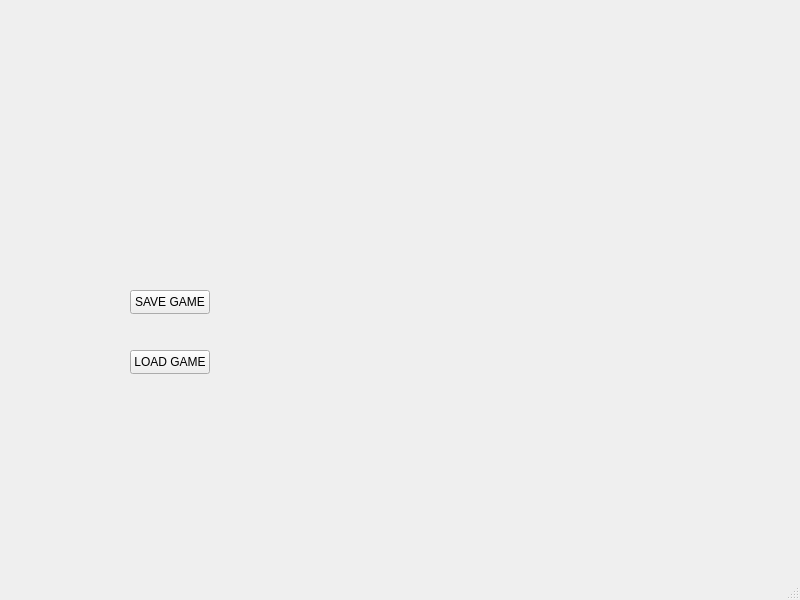
First picture: the form in mainwindow.ui, repository Matin0789/Condottiere-, before the edit.
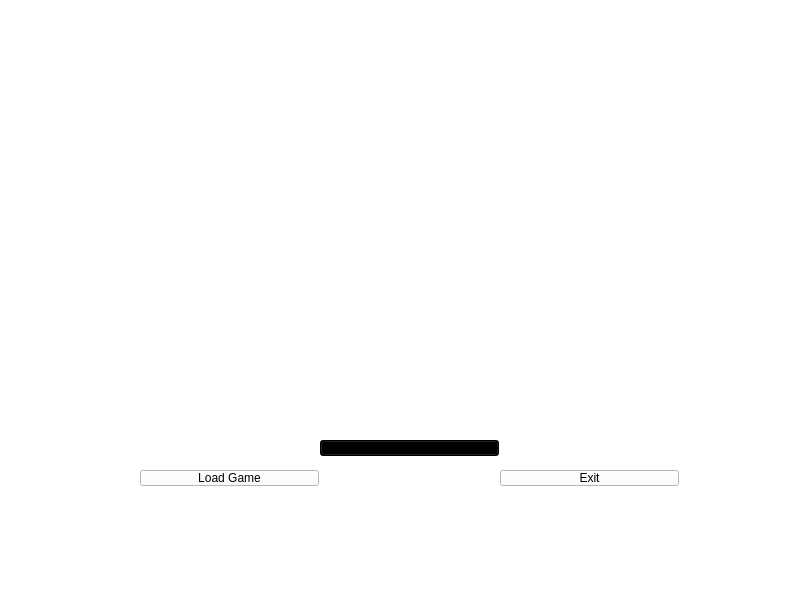
Second picture: the form after the edit. Icons and pictures are not drawn.

Diff of the .ui file:
```diff
--- a/mainwindow.ui
+++ b/mainwindow.ui
@@ -7,37 +7,77 @@
     <x>0</x>
     <y>0</y>
     <width>800</width>
-    <height>600</height>
+    <height>607</height>
    </rect>
   </property>
+  <property name="minimumSize">
+   <size>
+    <width>800</width>
+    <height>0</height>
+   </size>
+  </property>
+  <property name="maximumSize">
+   <size>
+    <width>800</width>
+    <height>607</height>
+   </size>
+  </property>
   <property name="windowTitle">
    <string>MainWindow</string>
   </property>
+  <property name="styleSheet">
+   <string notr="true">background-color: rgb(255, 255, 255);
+border-image: url(:/Description/Graphics/photos/condottiere.jpg);</string>
+  </property>
   <widget class="QWidget" name="centralwidget">
    <widget class="QPushButton" name="pushButton">
     <property name="geometry">
      <rect>
-      <x>130</x>
-      <y>290</y>
-      <width>80</width>
-      <height>24</height>
+      <x>140</x>
+      <y>470</y>
+      <width>179</width>
+      <height>16</height>
      </rect>
     </property>
+    <property name="styleSheet">
+     <string notr="true">border-image: url(:/Description/Graphics/photos/white (1).jpg);</string>
+    </property>
     <property name="text">
-     <string>SAVE GAME</string>
+     <string>Load Game</string>
     </property>
    </widget>
    <widget class="QPushButton" name="pushButton_2">
     <property name="geometry">
      <rect>
-      <x>130</x>
-      <y>350</y>
-      <width>80</width>
-      <height>24</height>
+      <x>500</x>
+      <y>470</y>
+      <width>179</width>
+      <height>16</height>
      </rect>
     </property>
+    <property name="styleSheet">
+     <string notr="true">border-image: url(:/Description/Graphics/photos/white (1).jpg);</string>
+    </property>
     <property name="text">
-     <string>LOAD GAME</string>
+     <string>Exit</string>
+    </property>
+   </widget>
+   <widget class="QPushButton" name="pushButton_Start">
+    <property name="geometry">
+     <rect>
+      <x>320</x>
+      <y>440</y>
+      <width>179</width>
+      <height>16</height>
+     </rect>
+    </property>
+    <property name="styleSheet">
+     <string notr="true">background-color: rgb(0, 0, 0);
+border-image: url(:/Description/Graphics/photos/white (1).jpg);
+alternate-background-color: rgb(0, 0, 0);</string>
+    </property>
+    <property name="text">
+     <string>Start Game</string>
     </property>
    </widget>
   </widget>
@@ -51,7 +91,6 @@
     </rect>
    </property>
   </widget>
-  <widget class="QStatusBar" name="statusbar"/>
  </widget>
  <resources/>
  <connections/>
```
Left out of the diff: 4 changed lines with no effect on the pictures.
